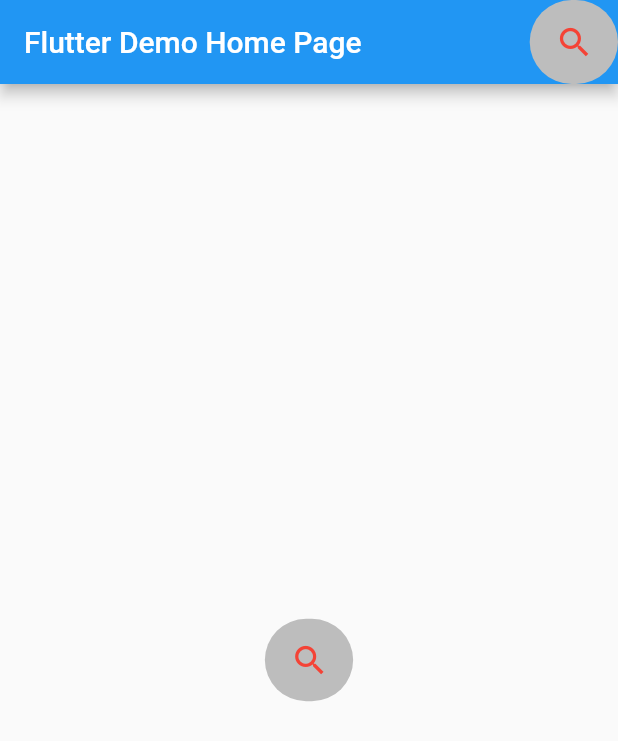
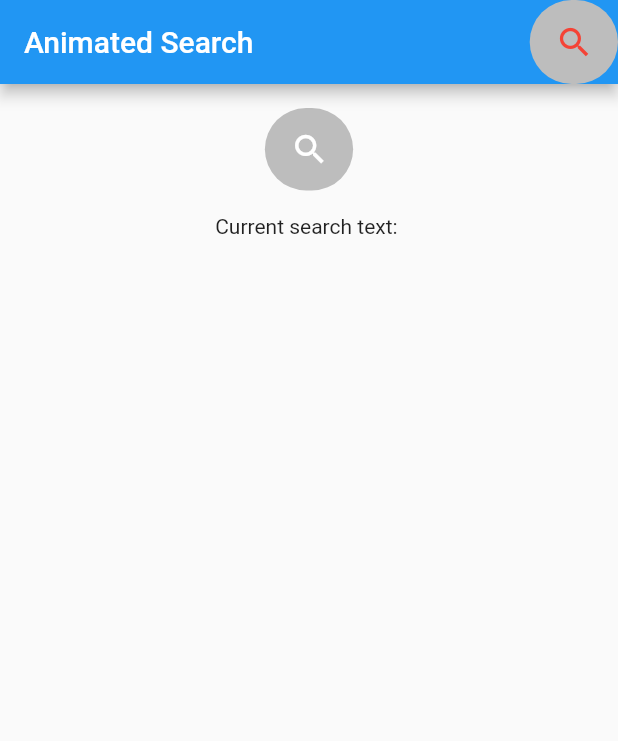
Before and after one commit to Always-Bijoy/Animated-Search, a Flutter app: the screen it shows after launch, on a phone screen of 412 x 824 dp. Shown: the top 741 px of the screen. Run offline on Flutter 3.47's test engine with Material 2 defaults, Android fonts, the phone set to English and light mode, and no system bars.

Commit message:
update example

```diff
--- a/example/lib/main.dart
+++ b/example/lib/main.dart
@@ -11,11 +11,12 @@ class MyApp extends StatelessWidget {
   @override
   Widget build(BuildContext context) {
     return MaterialApp(
+      debugShowCheckedModeBanner: false,
       title: 'Flutter Demo',
       theme: ThemeData(
         primarySwatch: Colors.blue,
       ),
-      home: const MyHomePage(title: 'Flutter Demo Home Page'),
+      home: const MyHomePage(title: 'Animated Search'),
     );
   }
 }
@@ -30,6 +31,17 @@ class MyHomePage extends StatefulWidget {
 }
 
 class _MyHomePageState extends State<MyHomePage> {
+
+  final TextEditingController _textEditingController = TextEditingController();
+
+  String _searchText = '';
+
+  @override
+  void dispose() {
+    _textEditingController.dispose();
+    super.dispose();
+  }
+
   @override
   Widget build(BuildContext context) {
     return Scaffold(
@@ -37,6 +49,7 @@ class _MyHomePageState extends State<MyHomePage> {
         title: Text(widget.title),
         actions:  const [
           AnimatedSearch(
+            width: 1.0,
             iconColor: Colors.red,
             cursorColor: Colors.black,
             decoration: InputDecoration(
@@ -47,15 +60,22 @@ class _MyHomePageState extends State<MyHomePage> {
         ],
       ),
       body: Center(
-        child: Column(
-          mainAxisAlignment: MainAxisAlignment.center,
-          children: const [
-            AnimatedSearch(
-              iconColor: Colors.red,
-              cursorColor: Colors.black,
-            )
+        child:  Column(
+          children: [
+            Padding(
+              padding: const EdgeInsets.all(16.0),
+              child: AnimatedSearch(
+                textEditingController: _textEditingController,
+                onChanged: (String value) {
+                  setState(() {
+                    _searchText = value;
+                  });
+                },
+              ),
+            ),
+            Text('Current search text: $_searchText'),
           ],
-        ),
+        )
       ),// This trailing comma makes auto-formatting nicer for build methods.
     );
   }
--- a/lib/src/search_bar.dart
+++ b/lib/src/search_bar.dart
@@ -57,6 +57,7 @@ class AnimatedSearch extends StatefulWidget {
   }) : super(key: key);
 
   /// The width of the search box when expanded.
+  /// 0.0 - 1.0
   final double width;
 
   /// The controller for the `TextField`.
--- a/pubspec.yaml
+++ b/pubspec.yaml
@@ -1,7 +1,7 @@
 name: animated_search
 description: A customizable animated search widget for Flutter that can be easily integrated into any app.
 
-version: 0.0.2
+version: 0.0.3
 homepage: https://github.com/Always-Bijoy/Animated-Search
 
 environment:
```
Also changed, not shown: 2 other files.
